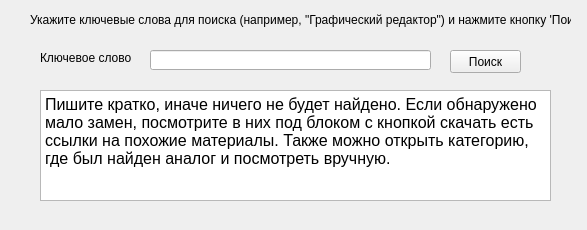
Qt form data/PoisZamen.ui (mrkaban/LicenseChecker) before a commit.
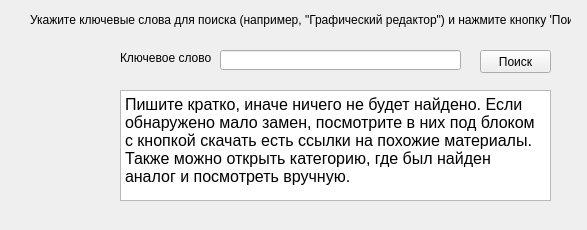
The same form after that commit. Icons and pictures are not drawn.

```diff
--- a/data/PoisZamen.ui
+++ b/data/PoisZamen.ui
@@ -36,9 +36,9 @@
   <widget class="QLineEdit" name="leKluch">
    <property name="geometry">
     <rect>
-     <x>150</x>
+     <x>220</x>
      <y>50</y>
-     <width>281</width>
+     <width>241</width>
      <height>20</height>
     </rect>
    </property>
@@ -46,7 +46,7 @@
   <widget class="QLabel" name="label_2">
    <property name="geometry">
     <rect>
-     <x>40</x>
+     <x>120</x>
      <y>50</y>
      <width>91</width>
      <height>16</height>
@@ -59,7 +59,7 @@
   <widget class="QPushButton" name="pbPosik">
    <property name="geometry">
     <rect>
-     <x>450</x>
+     <x>480</x>
      <y>50</y>
      <width>71</width>
      <height>23</height>
@@ -72,9 +72,9 @@
   <widget class="QTextBrowser" name="textBrowser">
    <property name="geometry">
     <rect>
-     <x>40</x>
+     <x>120</x>
      <y>90</y>
-     <width>511</width>
+     <width>431</width>
      <height>111</height>
     </rect>
    </property>
@@ -83,7 +83,26 @@
 &lt;html&gt;&lt;head&gt;&lt;meta name=&quot;qrichtext&quot; content=&quot;1&quot; /&gt;&lt;style type=&quot;text/css&quot;&gt;
 p, li { white-space: pre-wrap; }
 &lt;/style&gt;&lt;/head&gt;&lt;body style=&quot; font-family:'MS Shell Dlg 2'; font-size:8.25pt; font-weight:400; font-style:normal;&quot;&gt;
-&lt;p style=&quot; margin-top:0px; margin-bottom:0px; margin-left:0px; margin-right:0px; -qt-block-indent:0; text-indent:0px;&quot;&gt;&lt;span style=&quot; font-family:'MS Shell Dlg 2'; font-size:12pt;&quot;&gt;Пишите кратко, иначе ничего не будет найдено. Если обнаружено мало замен, посмотрите в них под блоком с кнопкой скачать есть ссылки на похожие материалы. Также можно открыть категорию, где был найден аналог и посмотреть вручную.&lt;/span&gt;&lt;/p&gt;&lt;/body&gt;&lt;/html&gt;</string>
+&lt;p style=&quot; margin-top:0px; margin-bottom:0px; margin-left:0px; margin-right:0px; -qt-block-indent:0; text-indent:0px;&quot;&gt;&lt;span style=&quot; font-size:12pt;&quot;&gt;Пишите кратко, иначе ничего не будет найдено. Если обнаружено мало замен, посмотрите в них под блоком с кнопкой скачать есть ссылки на похожие материалы. Также можно открыть категорию, где был найден аналог и посмотреть вручную.&lt;/span&gt;&lt;/p&gt;&lt;/body&gt;&lt;/html&gt;</string>
+   </property>
+  </widget>
+  <widget class="QLabel" name="label_3">
+   <property name="geometry">
+    <rect>
+     <x>20</x>
+     <y>40</y>
+     <width>91</width>
+     <height>141</height>
+    </rect>
+   </property>
+   <property name="text">
+    <string/>
+   </property>
+   <property name="pixmap">
+    <pixmap>cat-zamena.png</pixmap>
+   </property>
+   <property name="scaledContents">
+    <bool>true</bool>
    </property>
   </widget>
  </widget>
```
